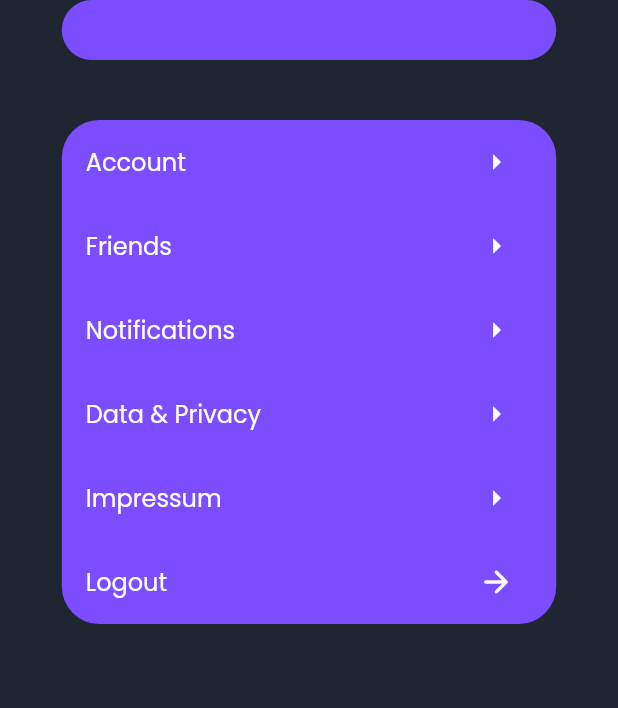
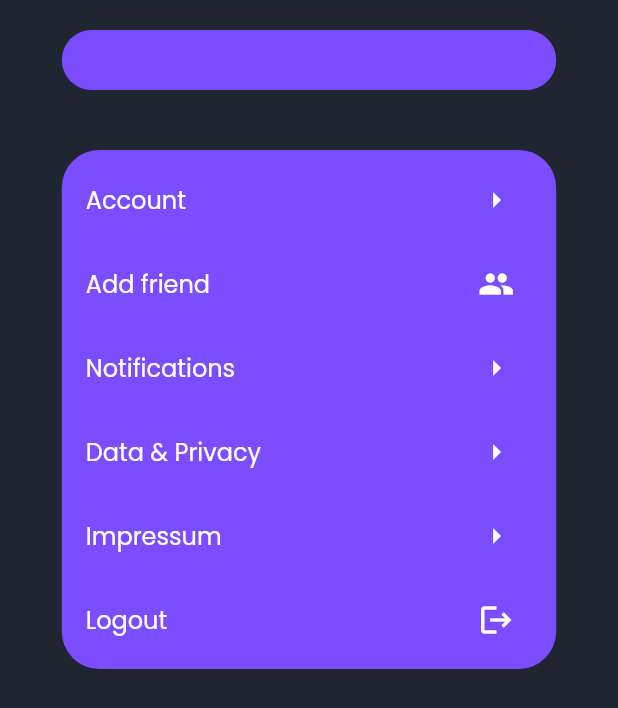
Before and after one commit to Just-another-Muensterhack/revent, a Flutter app: the ProfilePage screen opened directly, after a tap on the "arrow right" icon, on a phone screen of 412 x 824 dp. Shown: the top 708 px of the screen. Run offline on Flutter 3.47's test engine with Material 2 defaults, Android fonts, the phone set to English and light mode, and no system bars; our stand-ins replace cloud_firestore, firebase_auth, firebase_core, flutter_signin_button, google_sign_in, qr_flutter; accounts and stored records are empty.

Commit message:
fixed overlay

```diff
--- a/lib/models/event.dart
+++ b/lib/models/event.dart
@@ -1,7 +1,6 @@
 import 'package:cloud_firestore/cloud_firestore.dart';
 import 'package:revent/models/commons.dart';
 import 'package:revent/models/location.dart';
-import 'package:revent/models/organizer.dart';
 
 class Event {
   String databaseID;
@@ -16,7 +15,6 @@ class Event {
 
   // List<Video-Format> clip  <= TODO implement later
   String websiteURL;
-
 
   // database connection via json serialize and deserialize
   static final _databaseRef =
--- a/lib/pages/auth/login/login_page.dart
+++ b/lib/pages/auth/login/login_page.dart
@@ -34,6 +34,7 @@ class _LoginPageState extends State<LoginPage> {
                 onPressed: () => AuthService.signInWithGoogle()
                     .then((value) => this._goToHomePage(context)),
               ),
+              /*
               Container(
                 height: 10.0,
               ),
@@ -54,7 +55,7 @@ class _LoginPageState extends State<LoginPage> {
                 text: "E-Mail",
                 onPressed: () => AuthService.signInAnonymously()
                     .then((value) => this._goToHomePage(context)),
-              ),
+              ),*/
             ],
           ),
         ));
--- a/lib/pages/profile_page.dart
+++ b/lib/pages/profile_page.dart
@@ -4,7 +4,7 @@ import 'package:flutter/services.dart';
 import 'package:flutter/widgets.dart';
 import 'package:qr_flutter/qr_flutter.dart';
 import 'package:revent/models/profile.dart';
-import 'package:revent/pages/auth/login/login_page.dart';
+import 'package:revent/pages/landing_page.dart';
 import 'package:revent/services/auth_service.dart';
 import 'package:revent/widgets/custom_button.dart';
 
@@ -14,12 +14,10 @@ class ProfilePage extends StatefulWidget {
 }
 
 class _ProfilePageState extends State<ProfilePage> {
-
   Widget builder(BuildContext context) {
     return Dialog(
         shape: RoundedRectangleBorder(
-            borderRadius: BorderRadius.all(
-                Radius.circular(25))),
+            borderRadius: BorderRadius.all(Radius.circular(25))),
         child: SingleChildScrollView(
             child: Container(
                 width: 500,
@@ -27,53 +25,39 @@ class _ProfilePageState extends State<ProfilePage> {
                 child: FutureBuilder(
                     future: Profile.getByReference(),
                     builder: (context, snapshot) {
-                      if (snapshot.connectionState ==
-                          ConnectionState.waiting) {
-                        return Center(
-                            child: CircularProgressIndicator());
+                      if (snapshot.connectionState == ConnectionState.waiting) {
+                        return Center(child: CircularProgressIndicator());
                       } else if (snapshot.hasError) {
-                        return Text("Error: " +
-                            snapshot.error
-                                .toString());
+                        return Text("Error: " + snapshot.error.toString());
                       } else {
                         return Column(
                           children: <Widget>[
                             Center(
                                 child: Padding(
-                                    padding:
-                                    EdgeInsets.only(
+                                    padding: EdgeInsets.only(
                                         top: 25,
                                         left: 25,
                                         right: 25,
                                         bottom: 15),
                                     child: QrImage(
                                       data: (snapshot.data as Profile).qrToken,
-                                      version:
-                                      QrVersions.auto,
+                                      version: QrVersions.auto,
                                       size: 200.0,
                                     ))),
                             Padding(
-                              padding: EdgeInsets
-                                  .only(
-                                  bottom: 15),
+                              padding: EdgeInsets.only(bottom: 15),
                               child: Center(
                                   child: Text(
                                 (snapshot.data as Profile).qrToken,
-                                    style: TextStyle(
-                                        color: Colors
-                                            .green),
+                                style: TextStyle(color: Colors.green),
                               )),
                             ),
                             Padding(
-                              padding: EdgeInsets
-                                  .only(
-                                  left: 25,
-                                  right: 25),
+                              padding: EdgeInsets.only(left: 25, right: 25),
                               child: CustomButton(
                                 buttonText: "Copy",
                                 onPress: () {
-                                  Clipboard.setData(
-                                      ClipboardData(
+                                  Clipboard.setData(ClipboardData(
                                       text:
                                           (snapshot.data as Profile).qrToken));
                                   Navigator.pop(context);
@@ -82,10 +66,7 @@ class _ProfilePageState extends State<ProfilePage> {
                             ),
                             Container(height: 20),
                             Padding(
-                              padding: EdgeInsets
-                                  .only(
-                                  left: 25,
-                                  right: 25),
+                              padding: EdgeInsets.only(left: 25, right: 25),
                               child: CustomButton(
                                 buttonText: "Regenerate",
                                 onPress: () async {
@@ -94,8 +75,7 @@ class _ProfilePageState extends State<ProfilePage> {
                                   setState(() {});
                                   Navigator.pop(context);
                                   showDialog(
-                                      builder: this.builder,
-                                      context: context);
+                                      builder: this.builder, context: context);
                                 },
                               ),
                             ),
@@ -108,24 +88,22 @@ class _ProfilePageState extends State<ProfilePage> {
 
   @override
   Widget build(BuildContext context) {
-    Size size = MediaQuery
-        .of(context)
-        .size;
+    Size size = MediaQuery.of(context).size;
     double _avatarSize = size.height * 0.12;
 
     return Scaffold(
       backgroundColor: Color.fromRGBO(31, 38, 49, 1.0),
       body: Container(
-            child: Column(children: <Widget>[
+        child: Column(
+          children: <Widget>[
+            Container(height: 20.0),
             Container(
               width: size.width * 0.8,
               decoration: BoxDecoration(
                   color: Colors.deepPurpleAccent,
                   borderRadius: BorderRadius.circular(25)),
               child: AuthService.currentUserExists() &&
-                    AuthService
-                        .currentUser()
-                        .photoURL != null
+                      AuthService.currentUser().photoURL != null
                   ? Row(
                       mainAxisAlignment: MainAxisAlignment.spaceBetween,
                       crossAxisAlignment: CrossAxisAlignment.center,
@@ -139,33 +117,24 @@ class _ProfilePageState extends State<ProfilePage> {
                                 child: CircleAvatar(
                                     radius: _avatarSize / 2,
                                     backgroundImage: NetworkImage(
-                                    AuthService
-                                        .currentUser()
-                                        .photoURL)))),
+                                        AuthService.currentUser().photoURL)))),
                         Column(
                           crossAxisAlignment: CrossAxisAlignment.start,
                           children: [
-                        Text(AuthService
-                            .currentUser()
-                            .displayName,
-                            style:
-                            TextStyle(fontSize: 15, color: Colors.white)),
-                        Text(AuthService
-                            .currentUser()
-                            .email,
-                            style:
-                            TextStyle(fontSize: 15, color: Colors.white)),
+                            Text(AuthService.currentUser().displayName,
+                                style: TextStyle(
+                                    fontSize: 15, color: Colors.white)),
+                            Text(AuthService.currentUser().email,
+                                style: TextStyle(
+                                    fontSize: 15, color: Colors.white)),
                           ],
                         ),
                         IconButton(
-                      padding: EdgeInsets.fromLTRB(0, 15, 15, 15),
+                          padding: EdgeInsets.fromLTRB(0, 15, 30, 15),
                           iconSize: _avatarSize / 3,
-                      icon: Icon(Icons.qr_code, color: Colors.blue),
-                      onPressed: () =>
-                      {
-                        showDialog(
-                            builder: this.builder,
-                            context: context)
+                          icon: Icon(Icons.qr_code, color: Colors.white),
+                          onPressed: () => {
+                            showDialog(builder: this.builder, context: context)
                           },
                         ),
                       ],
@@ -257,55 +226,70 @@ class _ProfilePageState extends State<ProfilePage> {
               decoration: BoxDecoration(
                   color: Colors.deepPurpleAccent,
                   borderRadius: BorderRadius.circular(25)),
-                  child: Column(children: <Widget>[
+              child: Column(
+                children: <Widget>[
+                  Container(height: 5.0),
                   ListTile(
                     title: const Text("Account",
                         style: TextStyle(color: Colors.white)),
                     trailing: IconButton(
                         icon: const Icon(Icons.arrow_right),
                         color: Colors.white,
-                            onPressed: () => {})),
+                        onPressed: () => {}),
+                  ),
                   ListTile(
-                        title: const Text("Friends",
+                    title: const Text("Add friend",
                         style: TextStyle(color: Colors.white)),
                     trailing: IconButton(
-                            icon: const Icon(Icons.arrow_right),
+                      icon: const Icon(Icons.people_sharp),
                       color: Colors.white,
-                            onPressed: () => {})),
+                      onPressed: () => null,
+                    ),
+                  ),
                   ListTile(
                     title: const Text("Notifications",
                         style: TextStyle(color: Colors.white)),
                     trailing: IconButton(
                       icon: const Icon(Icons.arrow_right),
                       color: Colors.white,
-                            onPressed: () => {})),
+                      onPressed: () => {},
+                    ),
+                  ),
                   ListTile(
                     title: const Text("Data & Privacy",
                         style: TextStyle(color: Colors.white)),
                     trailing: IconButton(
                         icon: const Icon(Icons.arrow_right),
                         color: Colors.white,
-                            onPressed: () => {})),
+                        onPressed: () => {}),
+                  ),
                   ListTile(
                     title: const Text("Impressum",
                         style: TextStyle(color: Colors.white)),
                     trailing: IconButton(
                         icon: const Icon(Icons.arrow_right),
                         color: Colors.white,
-                            onPressed: () => {})),
+                        onPressed: () => {}),
+                  ),
                   ListTile(
                     title: const Text("Logout",
                         style: TextStyle(color: Colors.white)),
                     trailing: IconButton(
-                          icon: const Icon(Icons.arrow_forward_rounded),
+                      icon: const Icon(Icons.logout),
                       color: Colors.white,
-                          onPressed: () =>
-                              AuthService.signOut().then((value) =>
+                      onPressed: () => AuthService.signOut().then((value) =>
                           Navigator.of(context).pushReplacement(
                               MaterialPageRoute(
-                                          builder: (context) => LoginPage()))),
-                        ))
-                  ]))
-            ])));
+                                  builder: (context) => LandingPage()))),
+                    ),
+                  ),
+                  Container(height: 5.0),
+                ],
+              ),
+            ),
+          ],
+        ),
+      ),
+    );
   }
 }
--- a/pubspec.yaml
+++ b/pubspec.yaml
@@ -40,6 +40,7 @@ dependencies:
   flutter_signin_button: "^2.0.0"
   url_launcher: ^6.0.10
   qr_flutter: "^4.0.0"
+  qr_code_scanner: ^0.5.2
 
 dev_dependencies:
   flutter_test:
```
Also changed, not shown: lib/pages/event_page.dart (+1 -22 lines), lib/widgets/event_card.dart (+2 -20 lines). Lines whose indentation alone changed are shown as unchanged.
